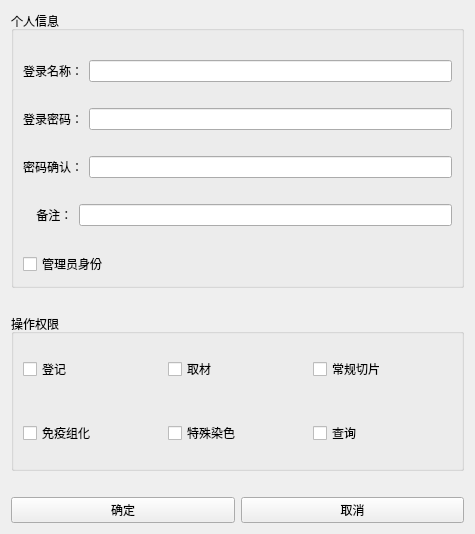
Qt form tabsystemset/otherwidget/userwidget.ui (YYC572652645/PatholoSystem) before a commit.
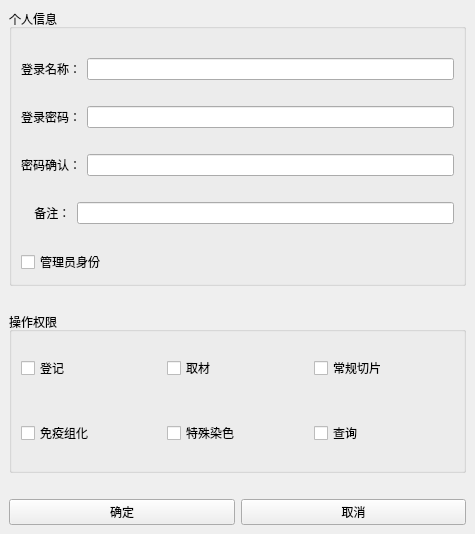
The same form after that commit.

The edit to the form file:
```diff
--- a/tabsystemset/otherwidget/userwidget.ui
+++ b/tabsystemset/otherwidget/userwidget.ui
@@ -1,7 +1,7 @@
 <?xml version="1.0" encoding="UTF-8"?>
 <ui version="4.0">
  <class>userwidget</class>
- <widget class="QWidget" name="userwidget">
+ <widget class="QMainWindow" name="userwidget">
   <property name="geometry">
    <rect>
     <x>0</x>
@@ -25,6 +25,7 @@
   <property name="windowTitle">
    <string>Form</string>
   </property>
+    <widget class="QWidget" name="centralwidget">
   <layout class="QVBoxLayout" name="verticalLayout_7">
    <item>
     <layout class="QVBoxLayout" name="verticalLayout_6">
@@ -305,6 +306,7 @@
    </item>
   </layout>
  </widget>
+  </widget>
  <resources/>
  <connections/>
 </ui>
```
Left out of the diff: 2 changed lines with no effect on the pictures.
